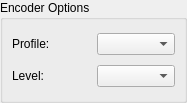
The window that src/video_encoder_options.ui (b1aqW0lf/Lithium) describes before a commit, drawn with Qt 5.
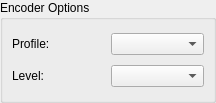
The same window after the commit.

Commit message: experiment/added tooltip for videoEncoderProfileBox

```diff
--- a/src/video_encoder_options.ui
+++ b/src/video_encoder_options.ui
@@ -6,7 +6,7 @@
    <rect>
     <x>0</x>
     <y>0</y>
-    <width>187</width>
+    <width>216</width>
     <height>103</height>
    </rect>
   </property>
```
The commit also changes 1 other file.
